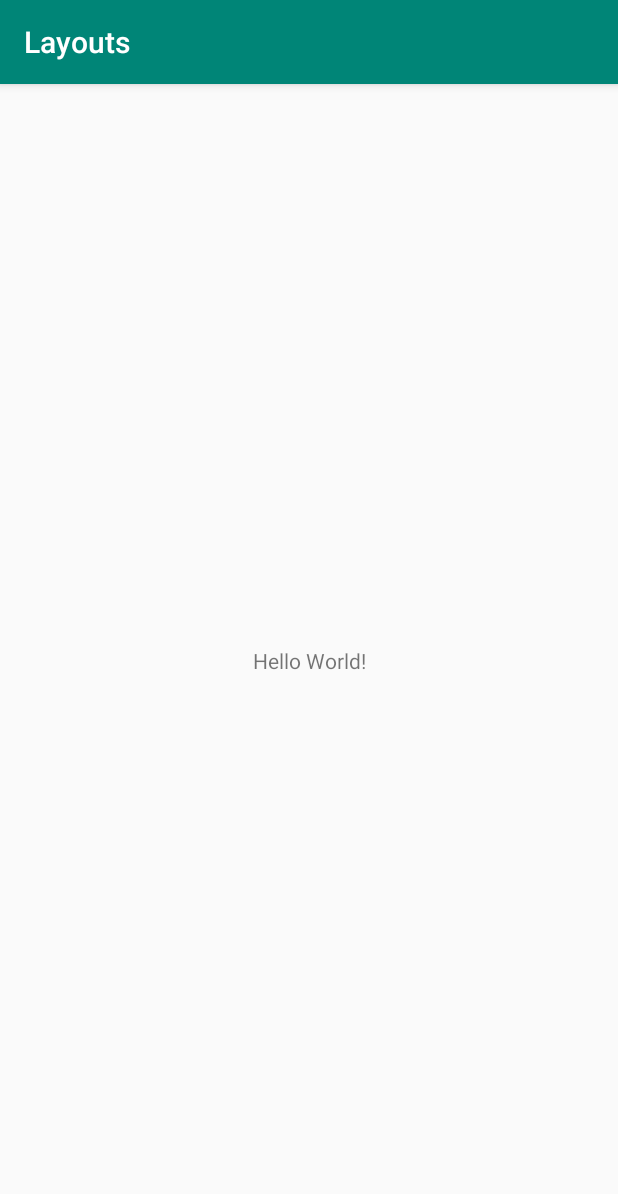
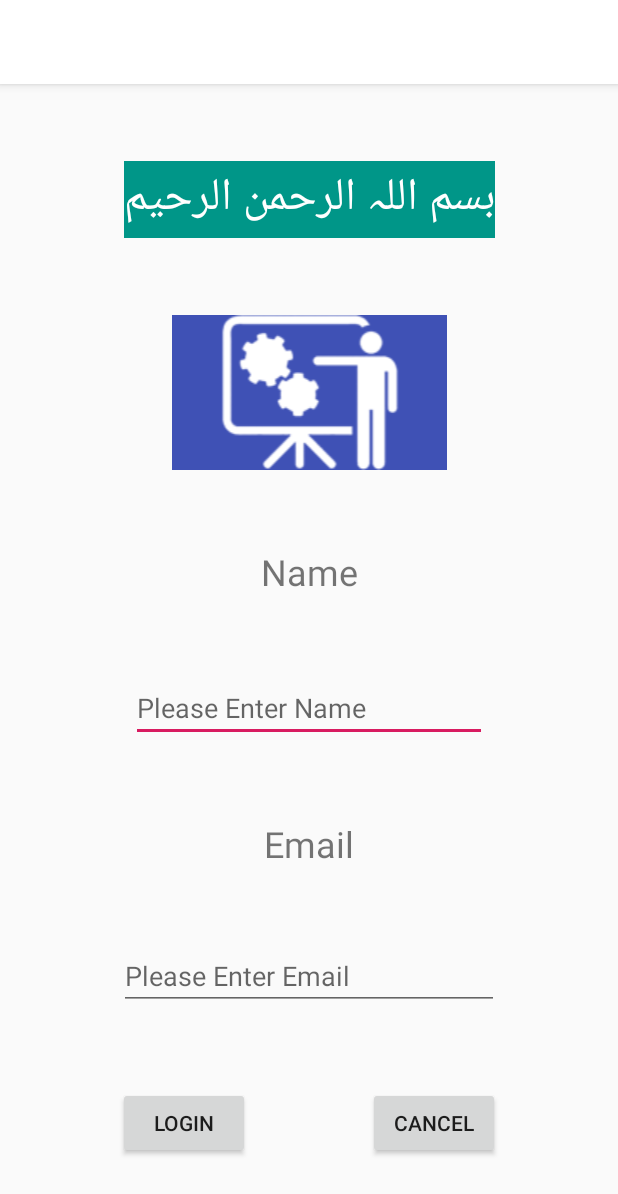
Before and after one commit to haqnawaz99/AndroidLayouts, an Android app: the screen it shows after launch (MainActivity), on a phone screen of 412 x 824 dp. Shown: the top 1194 px of the screen. Run offline under Robolectric (Android 15) with nearby library versions, the phone set to English and light mode, and no system bars.

Commit message:
Constraint layout

```diff
--- a/app/src/main/res/layout/activity_main.xml
+++ b/app/src/main/res/layout/activity_main.xml
@@ -7,12 +7,105 @@
     tools:context=".MainActivity">
 
     <TextView
+        android:id="@+id/txtViewEmail"
         android:layout_width="wrap_content"
         android:layout_height="wrap_content"
-        android:text="Hello World!"
-        app:layout_constraintBottom_toBottomOf="parent"
-        app:layout_constraintLeft_toLeftOf="parent"
-        app:layout_constraintRight_toRightOf="parent"
+        android:text="Email"
+        android:textSize="24sp"
+        app:layout_constraintBottom_toTopOf="@+id/editTextEmail"
+        app:layout_constraintEnd_toEndOf="parent"
+        app:layout_constraintHorizontal_bias="0.5"
+        app:layout_constraintStart_toStartOf="parent"
+        app:layout_constraintTop_toBottomOf="@+id/editTextName" />
+
+    <TextView
+        android:id="@+id/textView"
+        android:layout_width="wrap_content"
+        android:layout_height="wrap_content"
+        android:background="#009688"
+        android:hapticFeedbackEnabled="false"
+        android:text="بسم اللہ الرحمن الرحیم"
+        android:textColor="@color/colorPrimary"
+        android:textSize="30sp"
+        app:layout_constraintBottom_toTopOf="@+id/imageView2"
+        app:layout_constraintEnd_toEndOf="parent"
+        app:layout_constraintHorizontal_bias="0.5"
+        app:layout_constraintStart_toStartOf="parent"
         app:layout_constraintTop_toTopOf="parent" />
 
+    <ImageView
+        android:id="@+id/imageView2"
+        android:layout_width="183dp"
+        android:layout_height="wrap_content"
+        android:background="#3F51B5"
+        app:layout_constraintBottom_toTopOf="@+id/txtViewName"
+        app:layout_constraintEnd_toEndOf="parent"
+        app:layout_constraintHorizontal_bias="0.5"
+        app:layout_constraintStart_toStartOf="parent"
+        app:layout_constraintTop_toBottomOf="@+id/textView"
+        app:srcCompat="@drawable/images" />
+
+    <TextView
+        android:id="@+id/txtViewName"
+        android:layout_width="wrap_content"
+        android:layout_height="wrap_content"
+        android:text="Name"
+        android:textSize="24sp"
+        app:layout_constraintBottom_toTopOf="@+id/editTextName"
+        app:layout_constraintEnd_toEndOf="parent"
+        app:layout_constraintHorizontal_bias="0.5"
+        app:layout_constraintStart_toStartOf="parent"
+        app:layout_constraintTop_toBottomOf="@+id/imageView2" />
+
+    <EditText
+        android:id="@+id/editTextName"
+        android:layout_width="237dp"
+        android:layout_height="wrap_content"
+        android:ems="10"
+        android:hint="Please Enter Name"
+        android:inputType="textPersonName"
+        android:textSize="18sp"
+        app:layout_constraintBottom_toTopOf="@+id/txtViewEmail"
+        app:layout_constraintEnd_toEndOf="parent"
+        app:layout_constraintHorizontal_bias="0.5"
+        app:layout_constraintStart_toStartOf="parent"
+        app:layout_constraintTop_toBottomOf="@+id/txtViewName" />
+
+    <EditText
+        android:id="@+id/editTextEmail"
+        android:layout_width="253dp"
+        android:layout_height="43dp"
+        android:ems="10"
+        android:hint="Please Enter Email"
+        android:inputType="textEmailAddress"
+        android:textSize="18sp"
+        app:layout_constraintBottom_toTopOf="@+id/btnLogin"
+        app:layout_constraintEnd_toEndOf="parent"
+        app:layout_constraintHorizontal_bias="0.5"
+        app:layout_constraintStart_toStartOf="parent"
+        app:layout_constraintTop_toBottomOf="@+id/txtViewEmail" />
+
+    <Button
+        android:id="@+id/btnLogin"
+        android:layout_width="wrap_content"
+        android:layout_height="wrap_content"
+        android:text="Login"
+        app:layout_constraintBottom_toBottomOf="parent"
+        app:layout_constraintEnd_toStartOf="@+id/btnCancel"
+        app:layout_constraintHorizontal_bias="0.5"
+        app:layout_constraintStart_toStartOf="parent"
+        app:layout_constraintTop_toBottomOf="@+id/editTextEmail" />
+
+    <Button
+        android:id="@+id/btnCancel"
+        android:layout_width="wrap_content"
+        android:layout_height="wrap_content"
+        android:text="Cancel"
+        app:layout_constraintBottom_toBottomOf="parent"
+        app:layout_constraintEnd_toEndOf="parent"
+        app:layout_constraintHorizontal_bias="0.5"
+        app:layout_constraintStart_toEndOf="@+id/btnLogin"
+        app:layout_constraintTop_toBottomOf="@+id/editTextEmail" />
+
+
 </androidx.constraintlayout.widget.ConstraintLayout>
--- a/app/src/main/res/values/colors.xml
+++ b/app/src/main/res/values/colors.xml
@@ -1,6 +1,6 @@
 <?xml version="1.0" encoding="utf-8"?>
 <resources>
-    <color name="colorPrimary">#008577</color>
+    <color name="colorPrimary">#FFFFFF</color>
     <color name="colorPrimaryDark">#00574B</color>
     <color name="colorAccent">#D81B60</color>
 </resources>
```
Also changed, not shown: app/src/main/res/drawable-v24/images.png (added).
